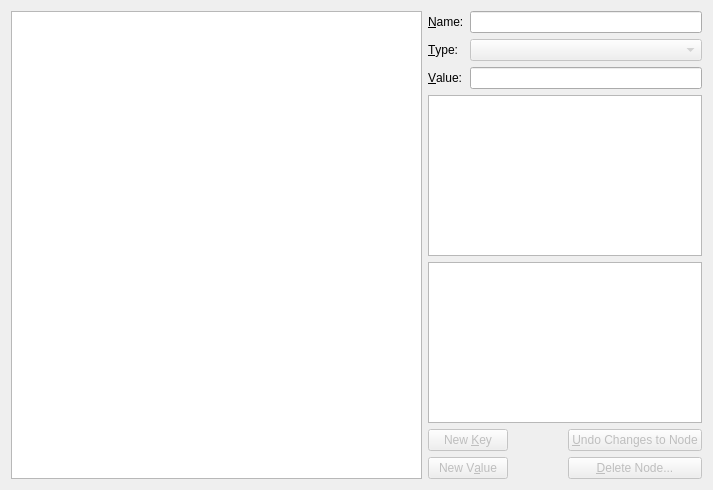
This is miasmod_data.ui in DarkStarSword/miasmata-fixes as Qt 5 draws it before an edit. The edited form follows.
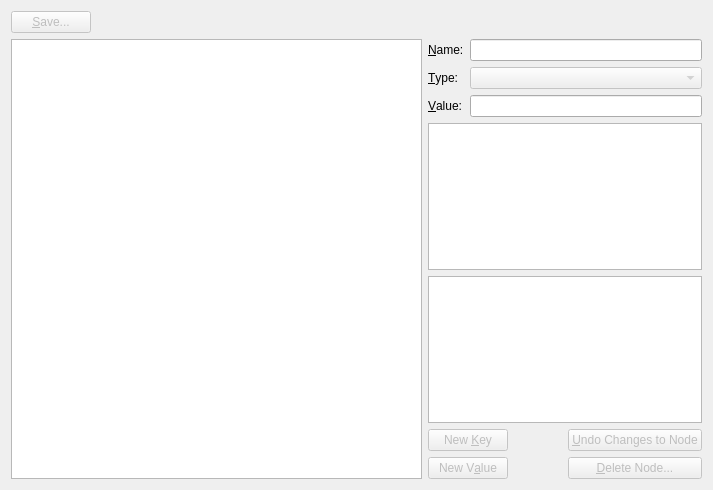
This is the edited form.

Commit message: Now supports writing saves.dat

```diff
--- a/miasmod_data.ui
+++ b/miasmod_data.ui
@@ -10,6 +10,35 @@
     <height>490</height>
    </rect>
   </property>
+  <layout class="QVBoxLayout" name="verticalLayout_3" stretch="0,0">
+   <item>
+    <layout class="QHBoxLayout" name="horizontalLayout_2">
+     <item>
+      <widget class="QPushButton" name="save">
+       <property name="enabled">
+        <bool>false</bool>
+       </property>
+       <property name="text">
+        <string>&amp;Save...</string>
+       </property>
+      </widget>
+     </item>
+     <item>
+      <spacer name="horizontalSpacer_3">
+       <property name="orientation">
+        <enum>Qt::Horizontal</enum>
+       </property>
+       <property name="sizeHint" stdset="0">
+        <size>
+         <width>20</width>
+         <height>20</height>
+        </size>
+       </property>
+      </spacer>
+     </item>
+    </layout>
+   </item>
+   <item>
   <layout class="QHBoxLayout" name="horizontalLayout" stretch="3,2">
    <item>
     <widget class="QTreeView" name="treeView">
@@ -195,6 +224,8 @@
     </layout>
    </item>
   </layout>
+   </item>
+  </layout>
   <action name="actionNew_Key">
    <property name="text">
     <string>New Key</string>
```
Left out of the diff: 1 changed line with no effect on the pictures. Lines whose indentation alone changed are shown as unchanged. The commit also changes 2 other files.
